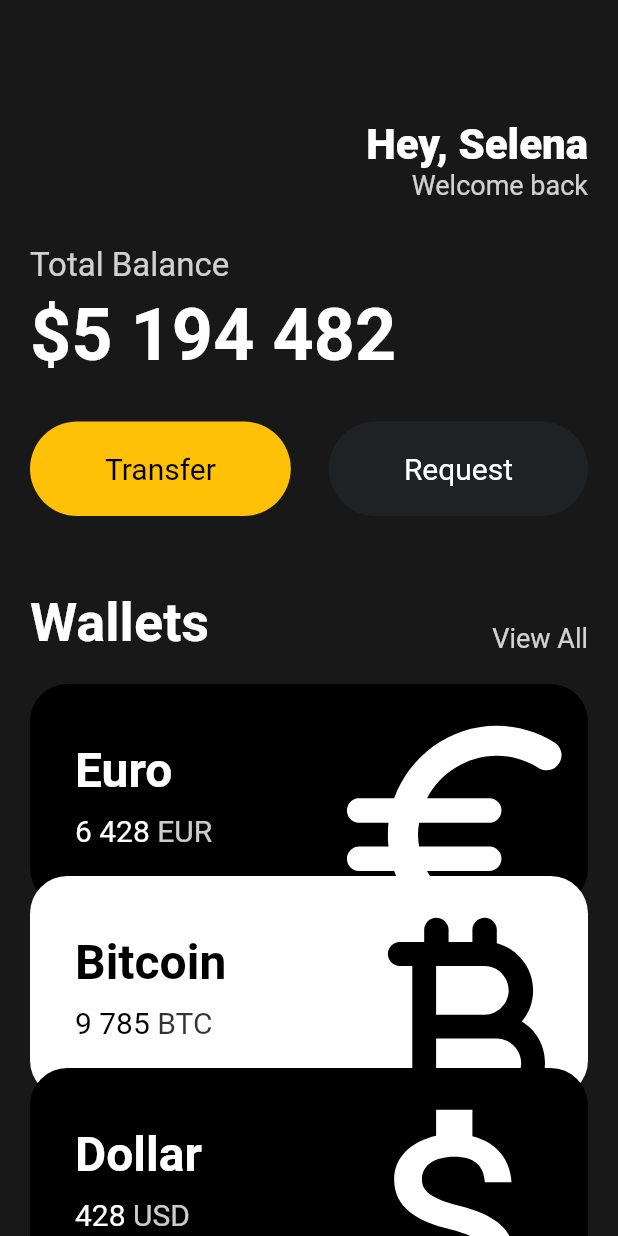
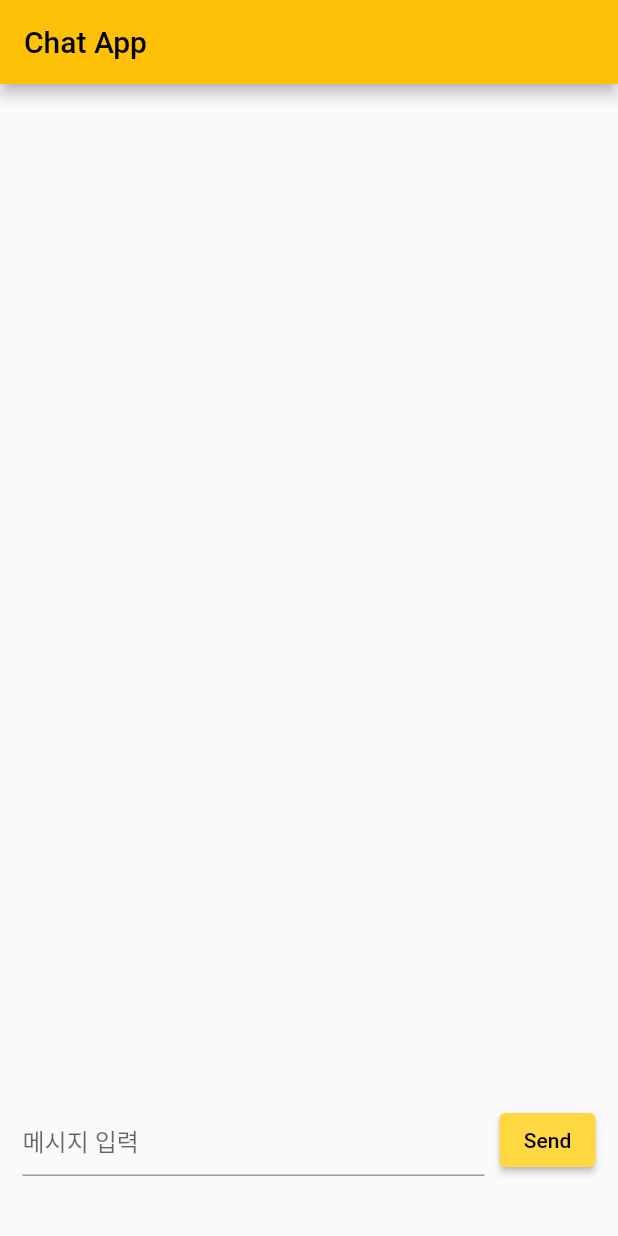
Before and after one commit to HashCitrine/flutter_study, a Flutter app: the screen it shows after launch, on a phone screen of 412 x 824 dp. Run offline on Flutter 3.47's test engine with Material 2 defaults, Android fonts, the phone set to English and light mode, and no system bars; our stand-ins replace logger, shared_preferences.

Commit message:
Merge toonflix & chat papa
- study toonflix
- study chat papa

```diff
--- /dev/null
+++ b/lib/chat_chef/Home.dart
@@ -0,0 +1,12 @@
+import 'package:flutter/cupertino.dart';
+import 'package:flutter/material.dart';
+
+class App extends StatelessWidget {
+  const App({super.key});
+
+
+  @override
+  Widget build(BuildContext context) {
+    return Container();
+  }
+}
--- /dev/null
+++ b/lib/chat_papa/App.dart
@@ -0,0 +1,19 @@
+import 'package:toonflix/chat_papa//Home.dart';
+import 'package:flutter/cupertino.dart';
+import 'package:flutter/material.dart';
+
+class App extends StatelessWidget {
+  const App({super.key});
+
+  @override
+  Widget build(BuildContext context) {
+    return MaterialApp(
+      theme: ThemeData(
+        primarySwatch: Colors.amber,
+        visualDensity: VisualDensity.adaptivePlatformDensity,
+      ),
+      home: Home(),
+    );
+  }
+
+}
--- /dev/null
+++ b/lib/chat_papa/Home.dart
@@ -0,0 +1,89 @@
+import 'dart:io';
+
+import 'package:flutter/cupertino.dart';
+import 'package:flutter/material.dart';
+import 'package:logger/logger.dart';
+import 'package:toonflix/chat_papa/Chat.dart';
+
+class Home extends StatefulWidget {
+  @override
+  State<Home> createState() => _HomeState();
+}
+
+class _HomeState extends State<Home> {
+  final TextEditingController _textEditingController = TextEditingController();
+  final List<String> _chats = [];
+  final GlobalKey<AnimatedListState> _aniListKey = GlobalKey();
+
+  Chat buildChat(context, index, animation) {
+    return Chat(message: _chats[index], id: "teamok.kim", animation: animation);
+  }
+
+  void handleSubmitted(String message) {
+    Logger().d("Send Message : $message");
+    _chats.insert(0, message);
+    _aniListKey.currentState!.insertItem(0);
+    _textEditingController.clear();
+  }
+
+  @override
+  Widget build(BuildContext context) {
+    return Scaffold(
+      appBar: (Platform.isIOS
+          ? const CupertinoNavigationBar(
+              middle: Text("Chat App"),
+            )
+          : AppBar(
+              title: const Text("Chat App"),
+            )) as PreferredSizeWidget,
+      body: Column(
+        children: [
+          Expanded(
+            child: AnimatedList(
+              key: _aniListKey,
+              reverse: true,
+              itemBuilder: buildChat,
+            ),
+          ),
+          Container(
+            padding: const EdgeInsets.only(left: 15, right: 15),
+            child: Row(
+              children: [
+                Expanded(
+                  child: TextField(
+                    controller: _textEditingController,
+                    decoration: const InputDecoration(hintText: "메시지 입력"),
+                    onSubmitted: handleSubmitted,
+                  ),
+                ),
+                const SizedBox(
+                  width: 10,
+                ),
+                Platform.isIOS
+                    ? ElevatedButton(
+                        child: const Text("send"),
+                        onPressed: () {
+                          handleSubmitted(_textEditingController.text);
+                        },
+                      )
+                    : ElevatedButton(
+                        onPressed: () {
+                          handleSubmitted(_textEditingController.text);
+                        },
+                        style: const ButtonStyle(
+                          backgroundColor:
+                              MaterialStatePropertyAll(Colors.amberAccent),
+                        ),
+                        child: const Text("Send"),
+                      ),
+              ],
+            ),
+          ),
+          const SizedBox(
+            height: 40,
+          )
+        ],
+      ),
+    );
+  }
+}
--- a/lib/stateless/App.dart
+++ b/lib/demo/App.dart
@@ -1,6 +1,6 @@
 import 'package:flutter/material.dart';
-import 'package:toonflix/stateless/widgets/Button.dart';
-import 'package:toonflix/stateless/widgets/CurrencyCard.dart';
+import 'package:toonflix/demo/widgets/Button.dart';
+import 'package:toonflix/demo/widgets/CurrencyCard.dart';
 
 class App extends StatelessWidget {
   const App({super.key});
--- a/lib/main.dart
+++ b/lib/main.dart
@@ -1,7 +1,10 @@
 import 'package:flutter/material.dart';
-import 'package:toonflix/stateless/App.dart';
+import 'package:toonflix/chat_papa/App.dart';
+import 'package:toonflix/demo/App.dart' as Demo;
+import 'package:toonflix/toon/App.dart' as Toon;
 
 void main() {
+  // runApp(const Demo.App());
   runApp(const App());
 }
 
--- /dev/null
+++ b/lib/toon/model/EpisodeModel.dart
@@ -0,0 +1,9 @@
+class EpisodeModel {
+  final String id, title, rating, date;
+
+  EpisodeModel.fromJson(Map<String, dynamic> json)
+      : id = json['id'],
+        title = json['title'],
+        rating = json['rating'],
+        date = json['date'];
+}
--- /dev/null
+++ b/lib/toon/model/WebtoonModel.dart
@@ -0,0 +1,8 @@
+class WebtoonModel {
+  final String id, title, thumb;
+
+  WebtoonModel.fromJson(Map<String, dynamic> json)
+      : id = json['id'],
+        title = json['title'],
+        thumb = json['thumb'];
+}
--- a/pubspec.yaml
+++ b/pubspec.yaml
@@ -31,10 +31,14 @@ dependencies:
   flutter:
     sdk: flutter
 
+  http: ^1.1.0
 
   # The following adds the Cupertino Icons font to your application.
   # Use with the CupertinoIcons class for iOS style icons.
   cupertino_icons: ^1.0.2
+  logger: ^2.0.2+1
+  url_launcher: ^6.2.1
+  shared_preferences: ^2.2.2
 
 dev_dependencies:
   flutter_test:
```
Also changed, not shown: lib/chat_chef/App.dart (added, +19 -0 lines), lib/chat_papa/Chat.dart (added, +51 -0 lines), lib/stateful/App.dart (deleted, +0 -12 lines), lib/toon/App.dart (added, +69 -0 lines), lib/toon/api/ApiService.dart (added, +44 -0 lines), lib/toon/widgets/Detail.dart (added, +191 -0 lines), lib/toon/widgets/WebtoonCard.dart (added, +65 -0 lines), lib/demo/widgets/Button.dart (renamed from lib/stateless/widgets/Button.dart), lib/demo/widgets/CurrencyCard.dart (renamed from lib/stateless/widgets/CurrencyCard.dart), pubspec.lock, 12 other files.
